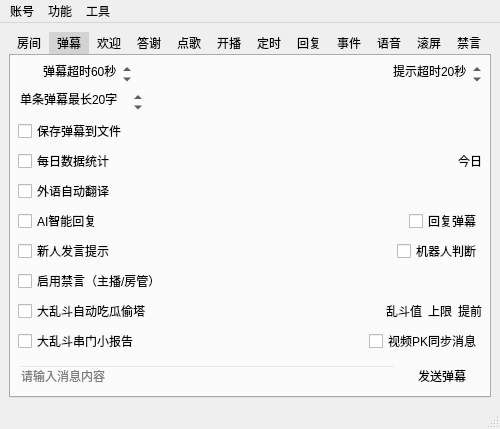
Above: mainwindow.ui from iwxyi/Bilibili-MagicalDanmaku before the change. Below: the same form after it.
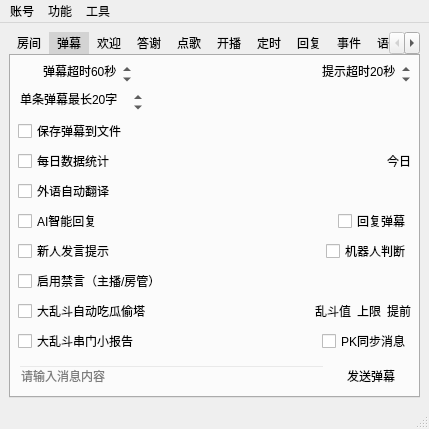
That is the form after the change. Icons and pictures are not drawn. Custom widgets are drawn as their Qt base class.

Commit message: 添加同步PK同步消息可选视频还是全部

Patch:
```diff
--- a/mainwindow.ui
+++ b/mainwindow.ui
@@ -6,7 +6,7 @@
    <rect>
     <x>0</x>
     <y>0</y>
-    <width>500</width>
+    <width>429</width>
     <height>424</height>
    </rect>
   </property>
@@ -561,7 +561,10 @@
 [同步] 昵称 灰色弹幕</string>
             </property>
             <property name="text">
-             <string>视频PK同步消息</string>
+             <string>PK同步消息</string>
+            </property>
+            <property name="tristate">
+             <bool>true</bool>
             </property>
            </widget>
           </item>
@@ -2595,8 +2598,8 @@
     <rect>
      <x>0</x>
      <y>0</y>
-     <width>500</width>
-     <height>26</height>
+     <width>429</width>
+     <height>23</height>
     </rect>
    </property>
    <widget class="QMenu" name="menu_2">
```
The commit also changes 2 other files.
